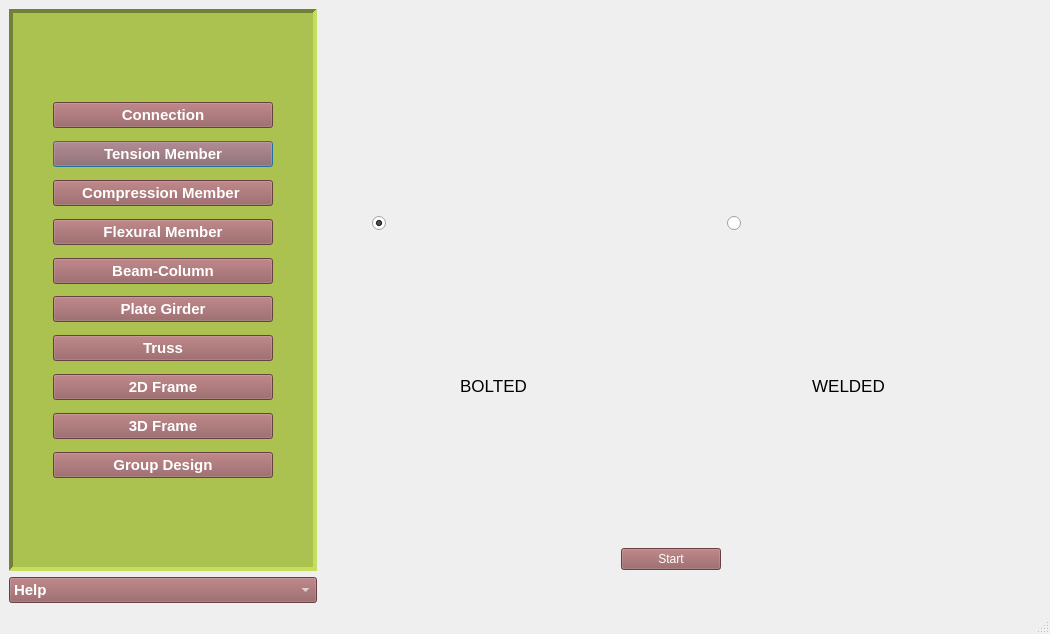
This is OsdagMainPage.ui in umair342/Osdag3 as Qt 5 draws it before an edit. The edited form follows.
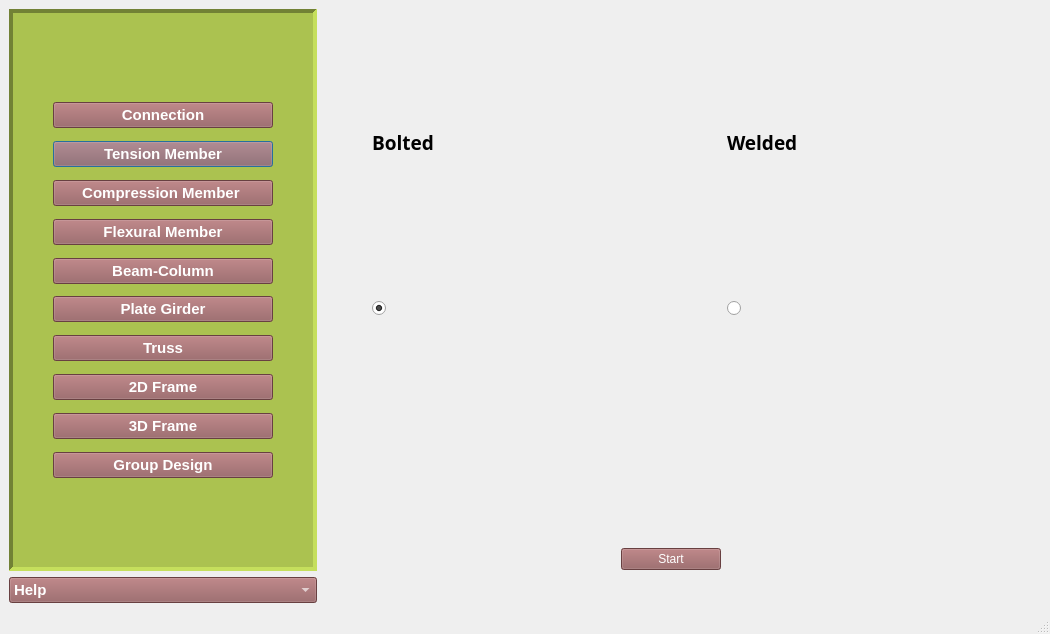
This is the edited form. The open tabs and pages were chosen to show the change. Icons and pictures are not drawn.

Commit message: tension bolted error rectified and ui standarised

What changed in the file:
```diff
--- a/OsdagMainPage.ui
+++ b/OsdagMainPage.ui
@@ -1567,7 +1567,7 @@
          </rect>
         </property>
         <layout class="QGridLayout" name="gridLayout_5">
-         <item row="1" column="2" rowspan="2">
+         <item row="2" column="2" rowspan="2">
           <spacer name="horizontalSpacer_20">
            <property name="orientation">
             <enum>Qt::Horizontal</enum>
@@ -1583,37 +1583,7 @@
            </property>
           </spacer>
          </item>
-         <item row="1" column="3" rowspan="2">
-          <widget class="QRadioButton" name="rdbtn_welded">
-           <property name="enabled">
-            <bool>true</bool>
-           </property>
-           <property name="sizePolicy">
-            <sizepolicy hsizetype="Ignored" vsizetype="Ignored">
-             <horstretch>0</horstretch>
-             <verstretch>0</verstretch>
-            </sizepolicy>
-           </property>
-           <property name="text">
-            <string/>
-           </property>
-           <property name="icon">
-            <iconset resource="ResourceFiles/osdagMainPageIcons.qrc">
-             <normaloff>:/newPrefix/images/finplate.png</normaloff>
-             <disabledoff>:/newPrefix/images/finplate.png</disabledoff>:/newPrefix/images/finplate.png</iconset>
-           </property>
-           <property name="iconSize">
-            <size>
-             <width>300</width>
-             <height>300</height>
-            </size>
-           </property>
-           <property name="checked">
-            <bool>false</bool>
-           </property>
-          </widget>
-         </item>
-         <item row="0" column="0" rowspan="5">
+         <item row="0" column="0" rowspan="6">
           <spacer name="horizontalSpacer_16">
            <property name="orientation">
             <enum>Qt::Horizontal</enum>
@@ -1626,7 +1596,7 @@
            </property>
           </spacer>
          </item>
-         <item row="4" column="1" colspan="3">
+         <item row="5" column="1" colspan="3">
           <spacer name="horizontalSpacer_19">
            <property name="orientation">
             <enum>Qt::Horizontal</enum>
@@ -1639,7 +1609,7 @@
            </property>
           </spacer>
          </item>
-         <item row="0" column="4" rowspan="5">
+         <item row="0" column="4" rowspan="6">
           <spacer name="horizontalSpacer_17">
            <property name="orientation">
             <enum>Qt::Horizontal</enum>
@@ -1665,62 +1635,7 @@
            </property>
           </spacer>
          </item>
-         <item row="3" column="1">
-          <widget class="QLabel" name="label_6">
-           <property name="text">
-            <string>BOLTED</string>
-           </property>
-           <property name="alignment">
-            <set>Qt::AlignCenter</set>
-           </property>
-          </widget>
-         </item>
-         <item row="3" column="3">
-          <widget class="QLabel" name="label_7">
-           <property name="text">
-            <string>WELDED</string>
-           </property>
-           <property name="alignment">
-            <set>Qt::AlignCenter</set>
-           </property>
-          </widget>
-         </item>
-         <item row="1" column="1" rowspan="2">
-          <widget class="QRadioButton" name="rdbtn_bolted">
-           <property name="enabled">
-            <bool>true</bool>
-           </property>
-           <property name="sizePolicy">
-            <sizepolicy hsizetype="Ignored" vsizetype="Ignored">
-             <horstretch>0</horstretch>
-             <verstretch>0</verstretch>
-            </sizepolicy>
-           </property>
-           <property name="contextMenuPolicy">
-            <enum>Qt::ActionsContextMenu</enum>
-           </property>
-           <property name="autoFillBackground">
-            <bool>true</bool>
-           </property>
-           <property name="text">
-            <string/>
-           </property>
-           <property name="icon">
-            <iconset resource="ResourceFiles/osdagMainPageIcons.qrc">
-             <normaloff>:/newPrefix/images/beam_column_endplate.png</normaloff>:/newPrefix/images/beam_column_endplate.png</iconset>
-           </property>
-           <property name="iconSize">
-            <size>
-             <width>300</width>
-             <height>300</height>
-            </size>
-           </property>
-           <property name="checked">
-            <bool>true</bool>
-           </property>
-          </widget>
-         </item>
-         <item row="5" column="2">
+         <item row="6" column="2">
           <widget class="QPushButton" name="Tension_Start">
            <property name="enabled">
             <bool>true</bool>
@@ -1743,6 +1658,116 @@
            </property>
           </widget>
          </item>
+         <item row="1" column="1">
+          <widget class="QLabel" name="label_6">
+           <property name="font">
+            <font>
+             <family>Abyssinica SIL</family>
+             <pointsize>14</pointsize>
+             <weight>75</weight>
+             <bold>true</bold>
+            </font>
+           </property>
+           <property name="text">
+            <string>Bolted</string>
+           </property>
+           <property name="textFormat">
+            <enum>Qt::PlainText</enum>
+           </property>
+           <property name="scaledContents">
+            <bool>false</bool>
+           </property>
+           <property name="alignment">
+            <set>Qt::AlignLeading|Qt::AlignLeft|Qt::AlignVCenter</set>
+           </property>
+          </widget>
+         </item>
+         <item row="1" column="3">
+          <widget class="QLabel" name="label_7">
+           <property name="font">
+            <font>
+             <family>Abyssinica SIL</family>
+             <pointsize>14</pointsize>
+             <weight>75</weight>
+             <bold>true</bold>
+            </font>
+           </property>
+           <property name="text">
+            <string>Welded</string>
+           </property>
+           <property name="alignment">
+            <set>Qt::AlignLeading|Qt::AlignLeft|Qt::AlignVCenter</set>
+           </property>
+           <property name="wordWrap">
+            <bool>false</bool>
+           </property>
+          </widget>
+         </item>
+         <item row="2" column="1" rowspan="3">
+          <widget class="QRadioButton" name="rdbtn_bolted">
+           <property name="enabled">
+            <bool>true</bool>
+           </property>
+           <property name="sizePolicy">
+            <sizepolicy hsizetype="Ignored" vsizetype="Ignored">
+             <horstretch>0</horstretch>
+             <verstretch>0</verstretch>
+            </sizepolicy>
+           </property>
+           <property name="contextMenuPolicy">
+            <enum>Qt::ActionsContextMenu</enum>
+           </property>
+           <property name="autoFillBackground">
+            <bool>true</bool>
+           </property>
+           <property name="text">
+            <string/>
+           </property>
+           <property name="icon">
+            <iconset resource="ResourceFiles/osdagMainPageIcons.qrc">
+             <normaloff>:/newPrefix/images/beam_column_endplate.png</normaloff>:/newPrefix/images/beam_column_endplate.png</iconset>
+           </property>
+           <property name="iconSize">
+            <size>
+             <width>350</width>
+             <height>350</height>
+            </size>
+           </property>
+           <property name="checked">
+            <bool>true</bool>
+           </property>
+          </widget>
+         </item>
+         <item row="2" column="3" rowspan="3">
+          <widget class="QRadioButton" name="rdbtn_welded">
+           <property name="enabled">
+            <bool>true</bool>
+           </property>
+           <property name="sizePolicy">
+            <sizepolicy hsizetype="Ignored" vsizetype="Ignored">
+             <horstretch>0</horstretch>
+             <verstretch>0</verstretch>
+            </sizepolicy>
+           </property>
+           <property name="text">
+            <string/>
+           </property>
+           <property name="icon">
+            <iconset resource="ResourceFiles/osdagMainPageIcons.qrc">
+             <normaloff>:/newPrefix/images/finplate.png</normaloff>
+             <disabledoff>:/newPrefix/images/finplate.png</disabledoff>:/newPrefix/images/finplate.png</iconset>
+           </property>
+           <property name="iconSize">
+            <size>
+             <width>350</width>
+             <height>350</height>
+            </size>
+           </property>
+           <property name="checked">
+            <bool>false</bool>
+           </property>
+          </widget>
+         </item>
         </layout>
        </widget>
       </widget>
```
The commit also changes 2 other files.
